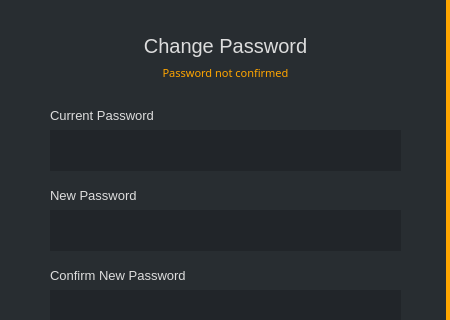
Above: src/gui/ui/changepassworddialog.ui from ConcealNetwork/conceal-desktop before the change; both pictures show x 0 to 450 and y 0 to 320 of the 450 by 500 pixel window. Below: the same form after it.
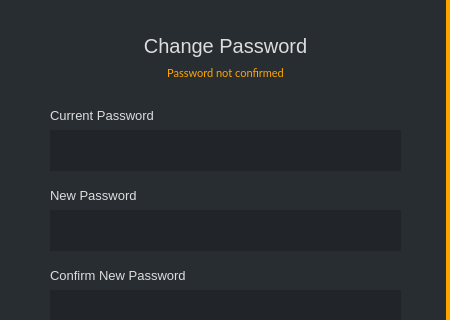
That is the form after the change.

```diff
--- a/src/gui/ui/changepassworddialog.ui
+++ b/src/gui/ui/changepassworddialog.ui
@@ -246,7 +246,7 @@
       </property>
       <property name="font">
        <font>
-        <family>Raleway</family>
+        <family>Lato</family>
         <pointsize>-1</pointsize>
         <weight>50</weight>
         <italic>false</italic>
@@ -254,7 +254,7 @@
        </font>
       </property>
       <property name="styleSheet">
-       <string notr="true">color: orange; font: 11px; font-family: Raleway; border-right: 0px;</string>
+       <string notr="true">color: orange; font: 11px; font-family: Lato; border-right: 0px;</string>
       </property>
       <property name="text">
        <string>Password not confirmed</string>
```
Left out of the diff: 6 changed lines with no effect on the pictures.
